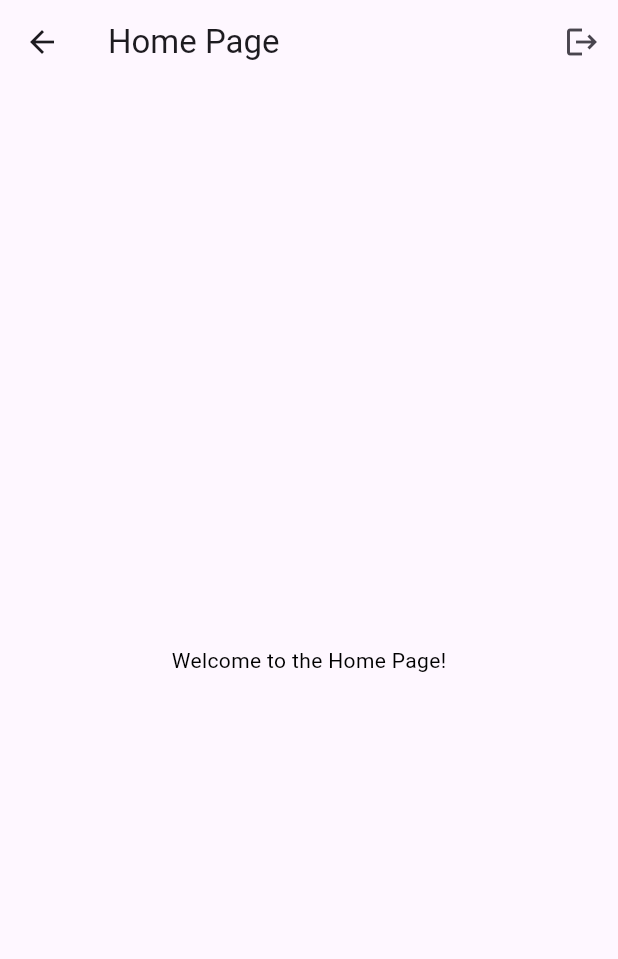
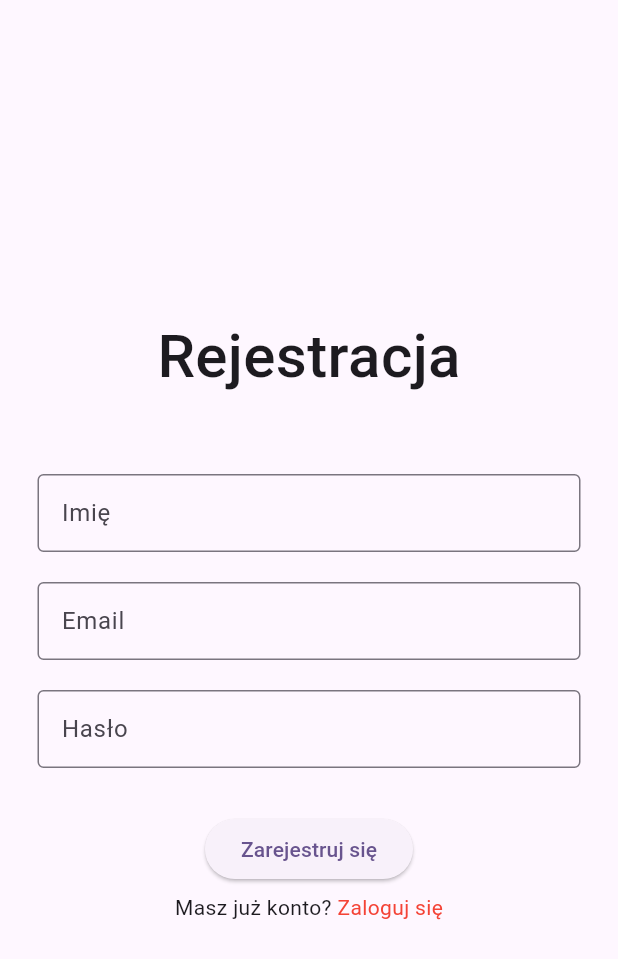
Before and after one commit to 14Jano/SeniorCare, a Flutter app: the WelcomeScreen screen opened directly, after a tap on "Pomiń", after a tap on "Rozpocznij", on a phone screen of 412 x 824 dp. Shown: the top 959 px of the screen. Run offline on Flutter 3.47's test engine with Material 3 defaults, Android fonts, the phone set to English and light mode, and no system bars; our stand-ins replace firebase_auth, firebase_core, shared_preferences, smooth_page_indicator; accounts and stored records are empty; generated files the repository leaves out were written again; network calls fail.

Commit message:
dodanie ekranu rejestracji oraz logowania

```diff
--- a/lib/main.dart
+++ b/lib/main.dart
@@ -1,5 +1,6 @@
 import 'package:firebase_core/firebase_core.dart';
 import 'package:flutter/material.dart';
+import 'package:senior_care/pages/auth/signin_page.dart';
 import 'package:senior_care/pages/welcome_screen.dart';
 import 'package:shared_preferences/shared_preferences.dart';
 import 'firebase_options.dart';
@@ -30,7 +31,7 @@ class MyApp extends StatelessWidget {
       theme: ThemeData(
         colorScheme: ColorScheme.fromSeed(seedColor: Colors.deepPurple),
       ),
-      home: showHome ? HomePage() : WelcomeScreen(),
+      home: showHome ? WelcomeScreen() : SignInPage(),
     );
   }
 }
--- /dev/null
+++ b/lib/pages/auth/auth_service.dart
@@ -0,0 +1,35 @@
+import 'dart:math';
+
+import 'package:firebase_auth/firebase_auth.dart';
+
+class AuthService {
+  final _auth = FirebaseAuth.instance;
+
+  Future<User?> createUserWithEmailAndPassword(String email, String password) async {
+    try {
+      final cred = await _auth.createUserWithEmailAndPassword(email: email, password: password);
+      return cred.user;
+    } catch (e) {
+      print('Coś poszło nie tak');
+    }
+    return null;
+  }
+
+  Future<User?> loginUserWithEmailAndPassword(String email, String password) async {
+    try {
+      final cred = await _auth.signInWithEmailAndPassword(email: email, password: password);
+      return cred.user;
+    } catch (e) {
+      print('Coś poszło nie tak');
+    }
+    return null;
+  }
+
+  Future<void> signOut() async {
+    try {
+      await _auth.signOut();
+    } catch (e) {
+      print('Coś poszło nie tak');
+    }
+  }
+}
--- /dev/null
+++ b/lib/pages/auth/signin_page.dart
@@ -0,0 +1,108 @@
+import 'package:flutter/material.dart';
+import 'package:senior_care/pages/auth/auth_service.dart';
+import 'package:senior_care/pages/auth/login_page.dart';
+import 'package:senior_care/pages/home_page.dart';
+
+class SignInPage extends StatefulWidget {
+  const SignInPage({super.key});
+
+  @override
+  State<SignInPage> createState() => _SignInPageState();
+}
+
+class _SignInPageState extends State<SignInPage> {
+  final _auth = AuthService();
+
+  final _name = TextEditingController();
+  final _email = TextEditingController();
+  final _password = TextEditingController();
+
+  @override
+  void dispose() {
+    super.dispose();
+    _name.dispose();
+    _email.dispose();
+    _password.dispose();
+  }
+
+
+  @override
+  Widget build(BuildContext context) {
+    return Scaffold(
+      body: Padding(
+        padding: const EdgeInsets.symmetric(horizontal: 25),
+        child: Column(
+          children: [
+            const Spacer(),
+            const Text("Rejestracja",
+                style: TextStyle(fontSize: 40, fontWeight: FontWeight.w500)),
+            const SizedBox(
+              height: 50,
+            ),
+            TextField(
+              decoration: InputDecoration(
+                hintText: "Wprowadź imię",
+                labelText: "Imię",
+                border: const OutlineInputBorder(),
+                contentPadding: const EdgeInsets.symmetric(horizontal: 12, vertical: 14),
+              ),
+              controller: _name,
+            ),
+            const SizedBox(height: 20),
+            TextField(
+              decoration: InputDecoration(
+                hintText: "Wprowadź email",
+                labelText: "Email",
+                border: const OutlineInputBorder(),
+                contentPadding: const EdgeInsets.symmetric(horizontal: 12, vertical: 14),
+              ),
+              controller: _email,
+            ),
+            const SizedBox(height: 20),
+            TextField(
+              decoration: InputDecoration(
+                hintText: "Wprowadź hasło",
+                labelText: "Hasło",
+                border: const OutlineInputBorder(),
+                contentPadding: const EdgeInsets.symmetric(horizontal: 12, vertical: 14),
+              ),
+              controller: _password,
+            ),
+            const SizedBox(height: 30),
+            ElevatedButton(
+              onPressed: _signup,
+              child: const Text("Zarejestruj się"),
+            ),
+            const SizedBox(height: 5),
+            Row(mainAxisAlignment: MainAxisAlignment.center, children: [
+              const Text("Masz już konto? "),
+              InkWell(
+                onTap: () => goToLogin(context),
+                child: const Text("Zaloguj się", style: TextStyle(color: Colors.red)),
+              )
+            ]),
+            const Spacer()
+          ],
+        ),
+      ),
+    );
+  }
+
+  goToLogin(BuildContext context) => Navigator.push(
+        context,
+        MaterialPageRoute(builder: (context) => const LoginScreen()),
+      );
+
+  goToHome(BuildContext context) => Navigator.push(
+        context,
+        MaterialPageRoute(builder: (context) => const HomeScreen()),
+      );
+
+  _signup() async {
+    final user = await _auth.createUserWithEmailAndPassword(_email.text, _password.text);
+    if (user != null) {
+      print("Utworzono konto użytkownika");
+      goToHome(context);
+    }
+  }
+}
--- a/lib/pages/welcome_screen.dart
+++ b/lib/pages/welcome_screen.dart
@@ -1,43 +1,15 @@
 import 'package:firebase_core/firebase_core.dart';
 import 'package:flutter/material.dart';
+import 'package:senior_care/pages/auth/signin_page.dart';
 import 'package:senior_care/pages/welcome_screen.dart';
 import 'package:shared_preferences/shared_preferences.dart';
 import 'package:smooth_page_indicator/smooth_page_indicator.dart';
-import 'package:firebase_core/firebase_core.dart';
 
 class WelcomeScreen extends StatefulWidget{
   const WelcomeScreen({Key? key}) : super(key: key);
 
   @override
   _WelcomeScreenState createState() => _WelcomeScreenState();
-}
-
-class HomePage extends StatelessWidget {
-  @override
-  Widget build(BuildContext context) {
-    return Scaffold(
-      appBar: AppBar(
-        title: Text('Home Page'),
-        actions: [
-          IconButton(
-            onPressed: () async {
-              final prefs = await SharedPreferences.getInstance();
-              prefs.setBool('showHome', false);
-
-              Navigator.of(context).pushReplacement(
-                MaterialPageRoute(builder: (context) => WelcomeScreen()),
-              );
-            },
-            icon: const Icon(Icons.logout),
-          ),
-        ],
-      ),
-      body: Center(
-        child: Text('Welcome to the Home Page!',
-        style: TextStyle(color: Colors.black),
-      ),
-    ));
-  }
 }
 
 
@@ -151,7 +123,7 @@ class _WelcomeScreenState extends State<WelcomeScreen> {
           final prefs = await SharedPreferences.getInstance();
           prefs.setBool('showHome', true);
           Navigator.of(context).pushReplacement(
-            MaterialPageRoute(builder: (context) => HomePage())
+            MaterialPageRoute(builder: (context) => SignInPage())
           );
         },
          child:  const Text(
```
Also changed, not shown: lib/pages/auth/login_page.dart (added, +96 -0 lines), lib/pages/home_page.dart (added, +40 -0 lines).
